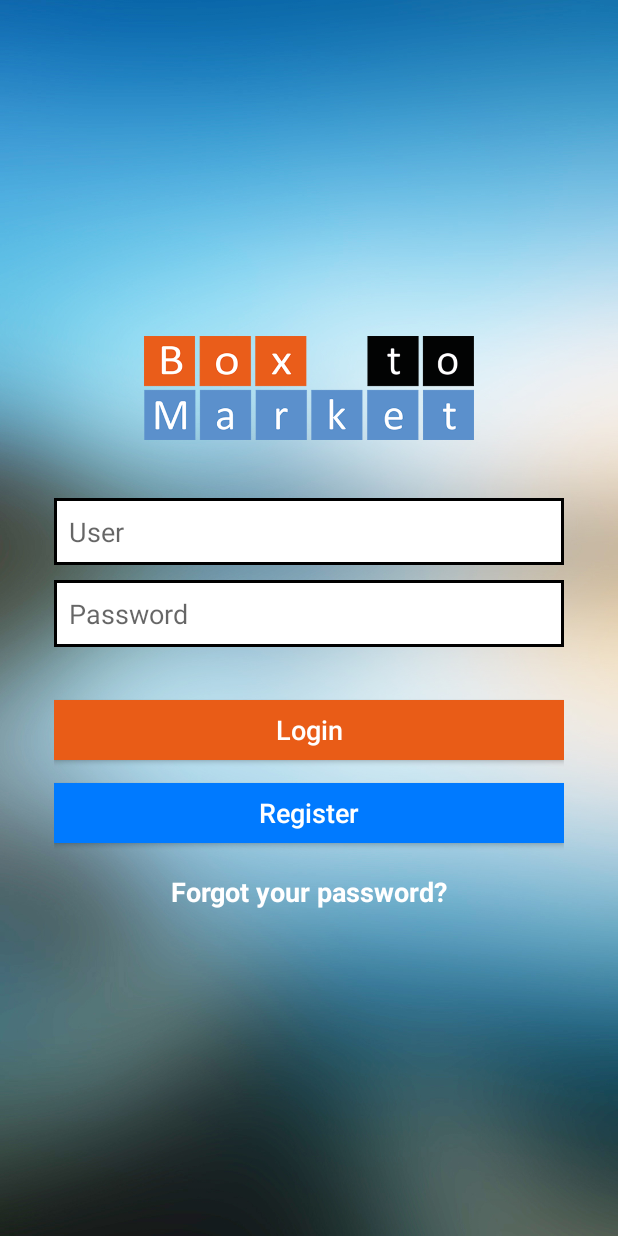
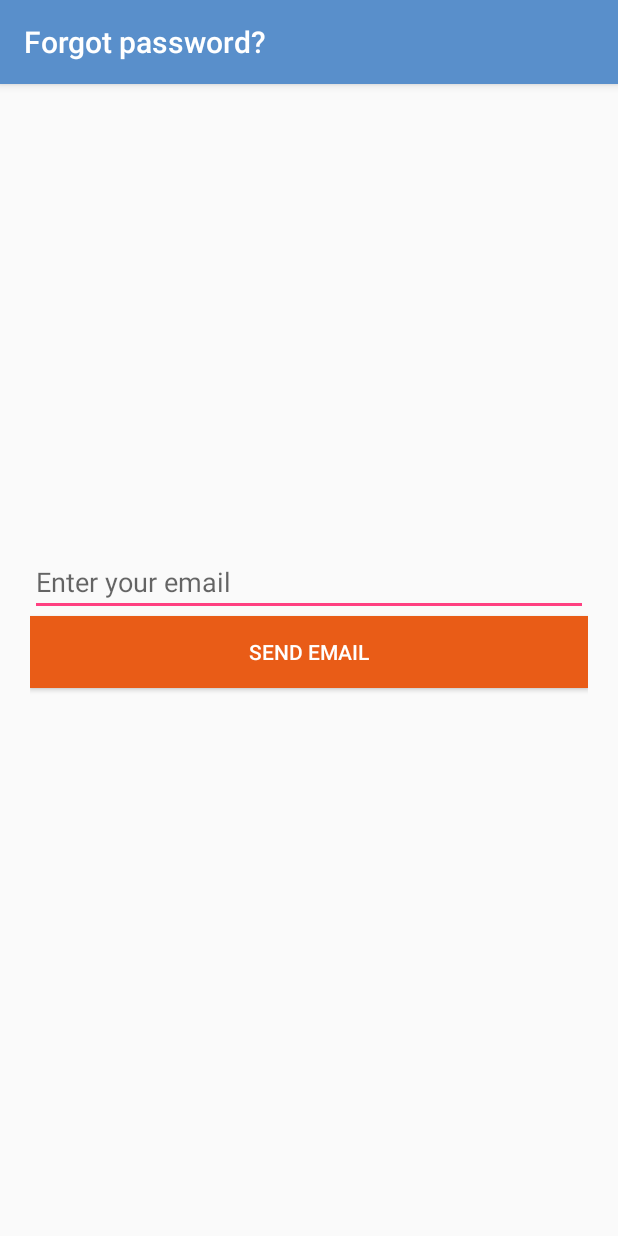
Before and after one commit to marcosaguileraely/BoxToMarketMobile, an Android app: the screen it shows after launch (LoginActivity before the commit, ForgotPassActivity after it), after a tap on "Forgot your password?", on a phone screen of 412 x 824 dp. Run offline under Robolectric (Android 15) with nearby library versions, the phone set to English and light mode, and no system bars; our stand-ins replace Volley; network calls fail.

Commit message:
Forgot password completed

```diff
--- /dev/null
+++ b/app/src/main/java/btm/app/ForgotPassActivity.java
@@ -0,0 +1,76 @@
+package btm.app;
+
+import android.app.ProgressDialog;
+import android.content.Context;
+import android.content.Intent;
+import android.content.SharedPreferences;
+import android.support.v7.app.AppCompatActivity;
+import android.os.Bundle;
+import android.util.Log;
+import android.view.View;
+import android.widget.Button;
+import android.widget.EditText;
+import android.widget.Toast;
+
+import com.android.volley.Response;
+
+import btm.app.Network.NetActions;
+
+
+public class ForgotPassActivity extends AppCompatActivity {
+    private Button send_email;
+    private EditText email;
+
+    NetActions netActions = new NetActions(this);
+
+    @Override
+    protected void onCreate(Bundle savedInstanceState) {
+        super.onCreate(savedInstanceState);
+        setContentView(R.layout.activity_forgot_pass);
+
+        send_email = (Button) findViewById(R.id.forgot_btn1);
+        email      = (EditText) findViewById(R.id.forgot_email);
+
+        //Invoke the send email event
+        send_email.setOnClickListener(new View.OnClickListener() {
+            @Override
+            public void onClick(View v) {
+                send_email(v);
+            }
+        });
+    }
+
+    public void send_email(View view){
+        final String email_txt = email.getText().toString();
+
+        final String datos = email_txt;
+
+        final ProgressDialog progress = new ProgressDialog(this);
+        progress.setMessage(getString(R.string.inf_dialog));
+
+        Response.Listener<String> response = new Response.Listener<String>(){
+
+            @Override
+            public void onResponse(String response) {
+                // response
+                Log.d("Response: ", response);
+                progress.dismiss();
+
+                if(response.toString().equals("Revisa tu email para más instrucciones")){
+                    Log.d("Data response ok ", response.toString());
+                    Toast.makeText(ForgotPassActivity.this, response, Toast.LENGTH_LONG).show();
+
+                    email.setText(""); // Setting in blank the email field
+
+                    Intent gotoLogin = new Intent(ForgotPassActivity.this, LoginActivity.class);
+                    startActivity(gotoLogin);
+
+                } else {
+                    Log.d("Data response bad", response.toString());
+                    Toast.makeText(ForgotPassActivity.this, response, Toast.LENGTH_LONG).show();
+                }
+            }
+        };
+        netActions.resetPassword("olvidoclave", datos, response, progress);
+    }
+}
--- a/app/src/main/java/btm/app/LoginActivity.java
+++ b/app/src/main/java/btm/app/LoginActivity.java
@@ -11,6 +11,7 @@ import android.util.Log;
 import android.view.View;
 import android.widget.Button;
 import android.widget.EditText;
+import android.widget.TextView;
 import android.widget.Toast;
 
 import com.android.volley.Response;
@@ -24,16 +25,18 @@ public class LoginActivity extends AppCompatActivity {
     public static final String TOKEN = "TOKEN";
     private EditText user, password;
     private Button login, signup;
+    private TextView forgot_pass;
 
     @Override
     protected void onCreate(Bundle savedInstanceState) {
         super.onCreate(savedInstanceState);
         setContentView(R.layout.activity_login);
         getSupportActionBar().hide();
-        user     = (EditText) findViewById(R.id.editText);
-        password = (EditText) findViewById(R.id.editText2);
-        login    = (Button) findViewById(R.id.buttonLogin);
-        signup   = (Button) findViewById(R.id.signup);
+        user        = (EditText) findViewById(R.id.editText);
+        password    = (EditText) findViewById(R.id.editText2);
+        login       = (Button) findViewById(R.id.buttonLogin);
+        signup      = (Button) findViewById(R.id.signup);
+        forgot_pass = (TextView) findViewById(R.id.forgot_pass_tv);
 
         /*
          * Este ejecuta el método Ingrese cuando se presiona el botón.
@@ -55,6 +58,14 @@ public class LoginActivity extends AppCompatActivity {
             }
         });
 
+        forgot_pass.setOnClickListener(new View.OnClickListener() {
+            @Override
+            public void onClick(View v) {
+                forgetPass(v);
+            }
+        });
+
+
     }
 
     public void registrar(View view){
@@ -64,9 +75,9 @@ public class LoginActivity extends AppCompatActivity {
     }
 
     public void  forgetPass(View view){
-        Intent intent = new Intent(Intent.ACTION_VIEW, Uri.parse("https://www.boxtomarket.com/index.php?r=site%2Frequest-password-reset"));
-        startActivity(intent);
-
+        //Intent intent = new Intent(Intent.ACTION_VIEW, Uri.parse("https://www.boxtomarket.com/index.php?r=site%2Frequest-password-reset"));
+        Intent gotoForgot =  new Intent(LoginActivity.this, ForgotPassActivity.class);
+        startActivity(gotoForgot);
     }
 
     public void login(View view){
--- a/app/src/main/java/btm/app/MainActivity.java
+++ b/app/src/main/java/btm/app/MainActivity.java
@@ -76,7 +76,6 @@ public class MainActivity extends AppCompatActivity {
         Intent intent = new Intent(this, CardActivity.class);
         this.startActivity(intent);
     }
-
 
     public void onRecargar(View view){
         Intent intent = new Intent(this, Recargar.class);
--- a/app/src/main/java/btm/app/Request.java
+++ b/app/src/main/java/btm/app/Request.java
@@ -60,8 +60,8 @@ public class Request {
     }
 
     public void http_get(String metodo, String datos, Response.Listener<String> response, final ProgressDialog pd){
+        pd.show();
 
-        pd.show();
         String url = "https://www.boxtomarket.com/index.php?r=app/"
                 + metodo
                 + datos;
--- /dev/null
+++ b/app/src/main/res/layout/activity_forgot_pass.xml
@@ -0,0 +1,37 @@
+<?xml version="1.0" encoding="utf-8"?>
+<RelativeLayout xmlns:android="http://schemas.android.com/apk/res/android"
+    xmlns:app="http://schemas.android.com/apk/res-auto"
+    xmlns:tools="http://schemas.android.com/tools"
+    android:layout_width="match_parent"
+    android:layout_height="match_parent"
+    tools:context="btm.app.ForgotPassActivity">
+
+    <LinearLayout
+        android:id="@+id/ui_container"
+        android:layout_width="match_parent"
+        android:layout_height="match_parent"
+        android:gravity="center_vertical|center_horizontal"
+        android:orientation="vertical"
+        android:padding="20dp"
+        tools:ignore="MissingConstraints,UselessParent"
+        tools:layout_editor_absoluteX="8dp"
+        tools:layout_editor_absoluteY="32dp">
+
+        <EditText
+            android:id="@+id/forgot_email"
+            android:layout_width="match_parent"
+            android:layout_height="wrap_content"
+            android:ems="10"
+            android:hint="@string/forgot_emailbox_hint"
+            android:inputType="textEmailAddress" />
+
+        <Button
+            android:id="@+id/forgot_btn1"
+            android:layout_width="match_parent"
+            android:layout_height="wrap_content"
+            android:textColor="@android:color/white"
+            android:background="@drawable/background_button"
+            android:text="@string/forgot_button_send" />
+
+    </LinearLayout>
+</RelativeLayout>
--- a/app/src/main/res/layout/activity_login.xml
+++ b/app/src/main/res/layout/activity_login.xml
@@ -101,7 +101,7 @@
             tools:ignore="ObsoleteLayoutParam" />
 
         <TextView
-            android:id="@+id/textView2"
+            android:id="@+id/forgot_pass_tv"
             android:layout_width="match_parent"
             android:layout_height="wrap_content"
             android:layout_below="@+id/buttonLogin"
@@ -109,7 +109,7 @@
             android:layout_marginTop="20dp"
             android:clickable="true"
             android:gravity="center"
-            android:onClick="forgetPass"
+
             android:text="@string/TvLogin"
             android:textColor="@color/cardview_light_background"
             android:textSize="18sp"
--- a/app/src/main/res/values/strings.xml
+++ b/app/src/main/res/values/strings.xml
@@ -1,9 +1,9 @@
 <resources>
-    <string name="app_name">BoxToMarket</string>
+    <string name="app_name">Box To Market</string>
     <string name="TvLogin">Forgot your password?</string>
     <string name="login">Login</string>
     <string name="registrese">Register</string>
-    <string name="title_activity_main">BoxToMarket</string>
+    <string name="title_activity_main">Box To Market</string>
     <string name="action_pass">Change Password</string>
     <string name="section_format">Hello World from section: %1$d</string>
     <string name="pais">Select your country</string>
@@ -73,4 +73,10 @@
     <string name="nombres">Firts Name</string>
     <string name="error_monto">Please enter a correct value</string>
     <string name="please_check_your_info_and_clic_for_continue">Please check your info and click for continue.</string>
+
+    <!-- Forgot password UI-->
+    <string name="forgot_emailbox_hint">Enter your email</string>
+    <string name="forgot_button_send">Send email</string>
+    <string name="forgot_activity_title">Forgot password?</string>
+
 </resources>
```
Also changed, not shown: app/build.gradle (+4 -3 lines), app/src/main/AndroidManifest.xml (+18 -12 lines), app/src/main/java/btm/app/Network/NetActions.java (added, +71 -0 lines), 1 other file.
